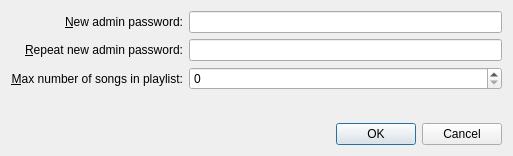
Above: settingsDialog.ui from thomaslundgaard/Pimp before the change. Below: the same form after it.
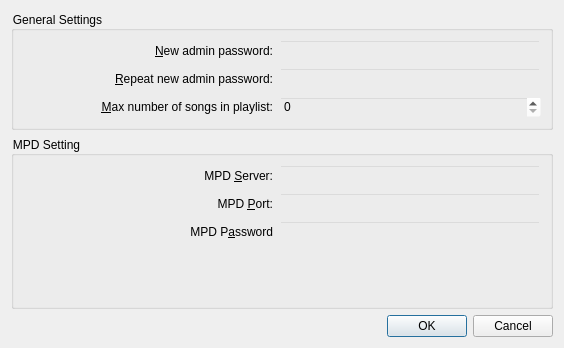
That is the form after the change.

Commit message: settings dialog added

Diff of the .ui file:
```diff
--- a/settingsDialog.ui
+++ b/settingsDialog.ui
@@ -6,17 +6,142 @@
    <rect>
     <x>0</x>
     <y>0</y>
-    <width>513</width>
-    <height>156</height>
+    <width>564</width>
+    <height>348</height>
    </rect>
   </property>
   <property name="windowTitle">
    <string>Dialog</string>
   </property>
   <layout class="QGridLayout" name="gridLayout_2">
+   <item row="3" column="0">
+    <widget class="QDialogButtonBox" name="buttonBox">
+     <property name="standardButtons">
+      <set>QDialogButtonBox::Cancel|QDialogButtonBox::Ok</set>
+     </property>
+     <property name="centerButtons">
+      <bool>false</bool>
+     </property>
+    </widget>
+   </item>
+   <item row="2" column="0">
+    <widget class="QGroupBox" name="groupBox">
+     <property name="styleSheet">
+      <string notr="true">background-color: rgba(255, 255, 255, 0);</string>
+     </property>
+     <property name="title">
+      <string>MPD Setting</string>
+     </property>
+     <layout class="QGridLayout" name="gridLayout_4">
+      <item row="0" column="2">
+       <layout class="QGridLayout" name="gridLayout_3">
+        <item row="3" column="0">
+         <widget class="QLabel" name="label_5">
+          <property name="styleSheet">
+           <string notr="true">background-color: rgba(255, 255, 255, 0);</string>
+          </property>
+          <property name="text">
+           <string>MPD &amp;Port:</string>
+          </property>
+          <property name="alignment">
+           <set>Qt::AlignRight|Qt::AlignTrailing|Qt::AlignVCenter</set>
+          </property>
+          <property name="buddy">
+           <cstring>mpdPort</cstring>
+          </property>
+         </widget>
+        </item>
+        <item row="4" column="0">
+         <widget class="QLabel" name="label_7">
+          <property name="styleSheet">
+           <string notr="true">background-color: rgba(255, 255, 255, 0);</string>
+          </property>
+          <property name="text">
+           <string>MPD P&amp;assword</string>
+          </property>
+          <property name="alignment">
+           <set>Qt::AlignRight|Qt::AlignTrailing|Qt::AlignVCenter</set>
+          </property>
+          <property name="buddy">
+           <cstring>mpdPwdEdit</cstring>
+          </property>
+         </widget>
+        </item>
+        <item row="3" column="1">
+         <widget class="QLineEdit" name="mpdPort"/>
+        </item>
+        <item row="4" column="1">
+         <widget class="QLineEdit" name="mpdPwdEdit">
+          <property name="echoMode">
+           <enum>QLineEdit::Password</enum>
+          </property>
+         </widget>
+        </item>
+        <item row="1" column="0">
+         <spacer name="horizontalSpacer_2">
+          <property name="orientation">
+           <enum>Qt::Horizontal</enum>
+          </property>
+          <property name="sizeType">
+           <enum>QSizePolicy::Fixed</enum>
+          </property>
+          <property name="sizeHint" stdset="0">
+           <size>
+            <width>250</width>
+            <height>0</height>
+           </size>
+          </property>
+         </spacer>
+        </item>
+        <item row="2" column="0">
+         <widget class="QLabel" name="label_4">
+          <property name="styleSheet">
+           <string notr="true">background-color: rgba(255, 255, 255, 0);</string>
+          </property>
+          <property name="text">
+           <string>MPD &amp;Server:</string>
+          </property>
+          <property name="alignment">
+           <set>Qt::AlignRight|Qt::AlignTrailing|Qt::AlignVCenter</set>
+          </property>
+          <property name="buddy">
+           <cstring>mpdServerEdit</cstring>
+          </property>
+         </widget>
+        </item>
+        <item row="2" column="1">
+         <widget class="QLineEdit" name="mpdServerEdit"/>
+        </item>
+       </layout>
+      </item>
+      <item row="4" column="2">
+       <spacer name="verticalSpacer">
+        <property name="orientation">
+         <enum>Qt::Vertical</enum>
+        </property>
+        <property name="sizeHint" stdset="0">
+         <size>
+          <width>20</width>
+          <height>40</height>
+         </size>
+        </property>
+       </spacer>
+      </item>
+     </layout>
+    </widget>
+   </item>
    <item row="0" column="0">
+    <widget class="QGroupBox" name="groupBox_2">
+     <property name="styleSheet">
+      <string notr="true">background-color: rgba(255, 255, 255, 0);</string>
+     </property>
+     <property name="title">
+      <string>General Settings</string>
+     </property>
+     <layout class="QGridLayout" name="gridLayout_5">
+      <item row="1" column="0">
     <layout class="QGridLayout" name="gridLayout">
-     <item row="0" column="0">
+        <item row="1" column="0">
       <widget class="QLabel" name="label_2">
        <property name="styleSheet">
         <string notr="true">background-color: rgba(255, 255, 255, 0);</string>
@@ -32,7 +157,7 @@
        </property>
       </widget>
      </item>
-     <item row="2" column="0">
+        <item row="3" column="0">
       <widget class="QLabel" name="label">
        <property name="styleSheet">
         <string notr="true">background-color: rgba(255, 255, 255, 0);</string>
@@ -48,17 +173,20 @@
        </property>
       </widget>
      </item>
-     <item row="0" column="1">
+        <item row="1" column="1">
       <widget class="QLineEdit" name="pwdEdit">
+          <property name="text">
+           <string/>
+          </property>
        <property name="echoMode">
         <enum>QLineEdit::Password</enum>
        </property>
       </widget>
      </item>
-     <item row="2" column="1">
+        <item row="3" column="1">
       <widget class="QSpinBox" name="maxPlaylistSpinBox"/>
      </item>
-     <item row="1" column="0">
+        <item row="2" column="0">
       <widget class="QLabel" name="label_3">
        <property name="styleSheet">
         <string notr="true">background-color: rgba(255, 255, 255, 0);</string>
@@ -74,36 +202,32 @@
        </property>
       </widget>
      </item>
-     <item row="1" column="1">
+        <item row="2" column="1">
       <widget class="QLineEdit" name="pwdRepeatEdit">
        <property name="echoMode">
         <enum>QLineEdit::Password</enum>
        </property>
       </widget>
      </item>
-    </layout>
-   </item>
-   <item row="1" column="0">
-    <spacer name="verticalSpacer">
+        <item row="0" column="0">
+         <spacer name="horizontalSpacer">
      <property name="orientation">
-      <enum>Qt::Vertical</enum>
+           <enum>Qt::Horizontal</enum>
+          </property>
+          <property name="sizeType">
+           <enum>QSizePolicy::Fixed</enum>
      </property>
      <property name="sizeHint" stdset="0">
       <size>
-       <width>20</width>
-       <height>40</height>
+            <width>250</width>
+            <height>0</height>
       </size>
      </property>
     </spacer>
    </item>
-   <item row="2" column="0">
-    <widget class="QDialogButtonBox" name="buttonBox">
-     <property name="standardButtons">
-      <set>QDialogButtonBox::Cancel|QDialogButtonBox::Ok</set>
-     </property>
-     <property name="centerButtons">
-      <bool>false</bool>
-     </property>
+       </layout>
+      </item>
+     </layout>
     </widget>
    </item>
   </layout>
```
Lines whose indentation alone changed are shown as unchanged. The commit also changes 2 other files.
